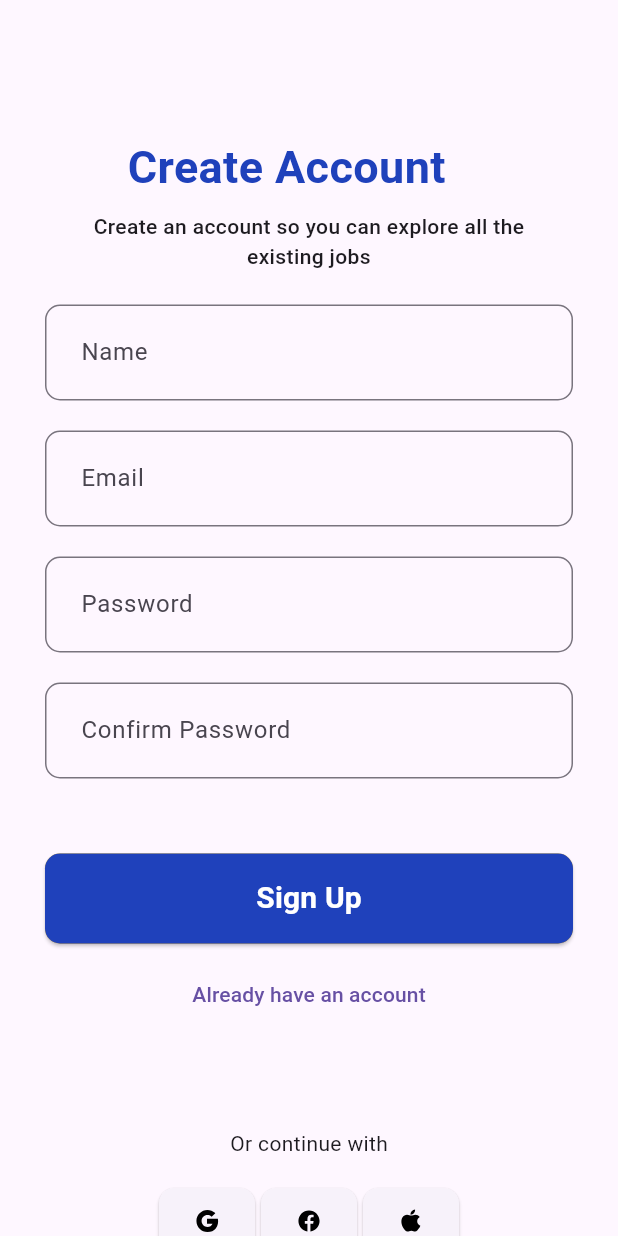
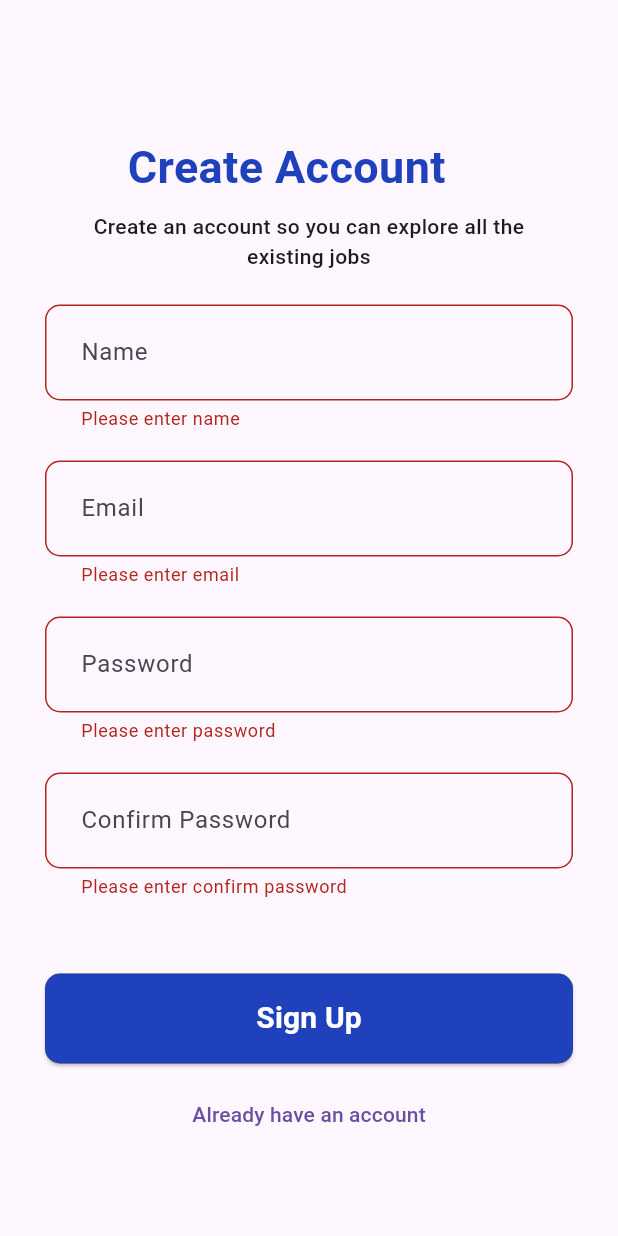
Before and after one commit to dilshan-mp/task3, a Flutter app: the RegisterPage screen opened directly, after a tap on "Sign Up", on a phone screen of 412 x 824 dp. Run offline on Flutter 3.47's test engine with Material 3 defaults, Android fonts, the phone set to English and light mode, and no system bars; our stand-ins replace device_preview, firebase_auth, firebase_core, flutter_svg; accounts and stored records are empty.

Commit message:
login and registeration sucessfull

```diff
--- a/lib/view/firstPage.dart
+++ b/lib/view/firstPage.dart
@@ -65,7 +65,7 @@ class FirstPage extends StatelessWidget {
                         Navigator.push(
                           context,
                           MaterialPageRoute(
-                            builder: (context) => FirstPage(),
+                            builder: (context) => LoginPage(),
                           ),
                         );
                       },
--- a/lib/view/registerPage.dart
+++ b/lib/view/registerPage.dart
@@ -1,5 +1,6 @@
-import 'package:flutter/foundation.dart';
+import 'package:firebase_auth/firebase_auth.dart';
 import 'package:flutter/material.dart';
+import 'package:task3/view/homePage.dart';
 import 'package:task3/view/loginPage.dart';
 import 'package:task3/widgets/button.dart';
 import 'package:task3/widgets/socialmeadiaButton.dart';
@@ -13,16 +14,66 @@ class RegisterPage extends StatefulWidget {
 }
 
 class _RegisterPageState extends State<RegisterPage> {
+  String email = "";
+  String name = "";
+  String password = "";
+  String confirmPassword = "";
+
+  final TextEditingController namecontroller = TextEditingController();
+  final TextEditingController emailcontroller = TextEditingController();
+  final TextEditingController passwordcontroller = TextEditingController();
+  final TextEditingController confirmPasswordController =
+      TextEditingController();
+  final _formkey = GlobalKey<FormState>();
+
+  Future<void> register() async {
+    if (_formkey.currentState!.validate()) {
+      try {
+        UserCredential userCredential = await FirebaseAuth.instance
+            .createUserWithEmailAndPassword(email: email, password: password);
+
+        ScaffoldMessenger.of(context).showSnackBar(
+          const SnackBar(
+            content:
+                Text('Register Successful', style: TextStyle(fontSize: 20)),
+          ),
+        );
+
+        Navigator.pushReplacement(
+          context,
+          MaterialPageRoute(builder: (context) => Homepage()),
+        );
+      } on FirebaseAuthException catch (e) {
+        String message = '';
+        if (e.code == 'weak-password') {
+          message = "Password provided is too weak.";
+        } else if (e.code == 'email-already-in-use') {
+          message = "An account already exists with this email.";
+        } else {
+          message = "An error occurred. Please try again.";
+        }
+
+        ScaffoldMessenger.of(context).showSnackBar(
+          SnackBar(
+            backgroundColor: Colors.orangeAccent,
+            content: Text(message, style: const TextStyle(fontSize: 18)),
+          ),
+        );
+      }
+    }
+  }
+
   @override
   Widget build(BuildContext context) {
     return Scaffold(
-      body: Column(
+      body: Form(
+        key: _formkey,
+        child: Column(
           crossAxisAlignment: CrossAxisAlignment.center,
           children: [
             Padding(
               padding: const EdgeInsets.only(top: 90, left: 85, right: 85),
               child: Container(
-              //color: Colors.amber,
                 width: 250,
                 height: 45,
                 child: const Text(
@@ -37,7 +88,6 @@ class _RegisterPageState extends State<RegisterPage> {
             Padding(
               padding: const EdgeInsets.only(top: 6),
               child: Container(
-              //color: Colors.red,
                 width: 326,
                 height: 42,
                 child: const Text(
@@ -48,28 +98,63 @@ class _RegisterPageState extends State<RegisterPage> {
               ),
             ),
             CustomTextField(
+              textEditingController: namecontroller,
               hintText: 'Name',
               inputType: TextInputType.name,
+              validator: (value) {
+                if (value == null || value.isEmpty) {
+                  return 'Please enter name';
+                }
+                return null;
+              },
             ),
             CustomTextField(
+              textEditingController: emailcontroller,
               hintText: 'Email',
               inputType: TextInputType.emailAddress,
+              validator: (value) {
+                if (value == null || value.isEmpty) {
+                  return 'Please enter email';
+                }
+                return null;
+              },
             ),
             CustomTextField(
+              textEditingController: passwordcontroller,
               hintText: 'Password',
               inputType: TextInputType.visiblePassword,
+              validator: (value) {
+                if (value == null || value.isEmpty) {
+                  return 'Please enter password';
+                }
+                return null;
+              },
             ),
             CustomTextField(
+              textEditingController: confirmPasswordController,
               hintText: 'Confirm Password',
               inputType: TextInputType.visiblePassword,
+              validator: (value) {
+                if (value == null || value.isEmpty) {
+                  return 'Please enter confirm password';
+                }
+                if (value != passwordcontroller.text) {
+                  return 'Passwords do not match';
+                }
+                return null;
+              },
             ),
-          const CustomeButton(
+            CustomeButton(
               buttontext: 'Sign Up',
-            margin: EdgeInsets.only(
-              left: 30,
-              right: 30,
-              top: 50,
-            ),
+              margin: const EdgeInsets.only(left: 30, right: 30, top: 50),
+              onPressed: () {
+                email = emailcontroller.text.trim();
+                name = namecontroller.text.trim();
+                password = passwordcontroller.text.trim();
+                confirmPassword = confirmPasswordController.text.trim();
+
+                register();
+              },
             ),
             Padding(
               padding: const EdgeInsets.only(top: 10),
@@ -77,9 +162,7 @@ class _RegisterPageState extends State<RegisterPage> {
                 onPressed: () {
                   Navigator.push(
                     context,
-                  MaterialPageRoute(
-                    builder: (context) => LoginPage(),
-                  ),
+                    MaterialPageRoute(builder: (context) => LoginPage()),
                   );
                 },
                 child: const Text('Already have an account'),
@@ -89,8 +172,14 @@ class _RegisterPageState extends State<RegisterPage> {
               padding: EdgeInsets.only(top: 65),
               child: Text('Or continue with'),
             ),
-          const SocialMeadiaButton()
+            GestureDetector(
+              onTap: () {
+                // Social media login logic
+              },
+              child: const SocialMeadiaButton(),
+            )
           ],
+        ),
       ),
     );
   }
--- a/lib/widgets/button.dart
+++ b/lib/widgets/button.dart
@@ -4,8 +4,12 @@ import 'package:flutter/material.dart';
 class CustomeButton extends StatelessWidget {
   final String buttontext;
   final EdgeInsetsGeometry margin;
+  final VoidCallback onPressed;
   const CustomeButton(
-      {super.key, required this.buttontext, required this.margin});
+      {super.key,
+      required this.buttontext,
+      required this.margin,
+      required this.onPressed});
 
   @override
   Widget build(BuildContext context) {
@@ -20,7 +24,7 @@ class CustomeButton extends StatelessWidget {
         ),
       ),
       child: ElevatedButton(
-        onPressed: () {},
+        onPressed: onPressed,
         style: ElevatedButton.styleFrom(
             shape: RoundedRectangleBorder(
               borderRadius: BorderRadius.circular(10),
--- a/lib/widgets/textfileds.dart
+++ b/lib/widgets/textfileds.dart
@@ -3,16 +3,24 @@ import 'package:flutter/material.dart';
 class CustomTextField extends StatelessWidget {
   final String hintText;
   final TextInputType inputType;
+  final TextEditingController textEditingController;
+  final String? Function(String?)? validator;
 
   // Constructor to accept dynamic hint text
-  CustomTextField({required this.hintText, required this.inputType});
+  CustomTextField(
+      {required this.hintText,
+      required this.inputType,
+      required this.textEditingController,
+      this.validator});
 
   @override
   Widget build(BuildContext context) {
     return Padding(
       padding: const EdgeInsets.only(left: 30, right: 30, top: 20),
-      child: TextField(
+      child: TextFormField(
+        controller: textEditingController,
         keyboardType: inputType,
+        validator: validator,
         decoration: InputDecoration(
           //fillColor: Color.fromARGB(255, 141, 165, 255),
           //filled: true,
--- a/pubspec.yaml
+++ b/pubspec.yaml
@@ -37,6 +37,7 @@ dependencies:
   device_preview: ^1.1.0
   flutter_svg: ^2.0.10+1
   firebase_core: ^3.4.0
+  firebase_auth: ^5.3.1
 
 dev_dependencies:
   flutter_test:
```
Also changed, not shown: lib/view/homePage.dart (added, +13 -0 lines), lib/view/loginPage.dart (+74 -19 lines), pubspec.lock, 1 other file. Lines whose indentation alone changed are shown as unchanged.
